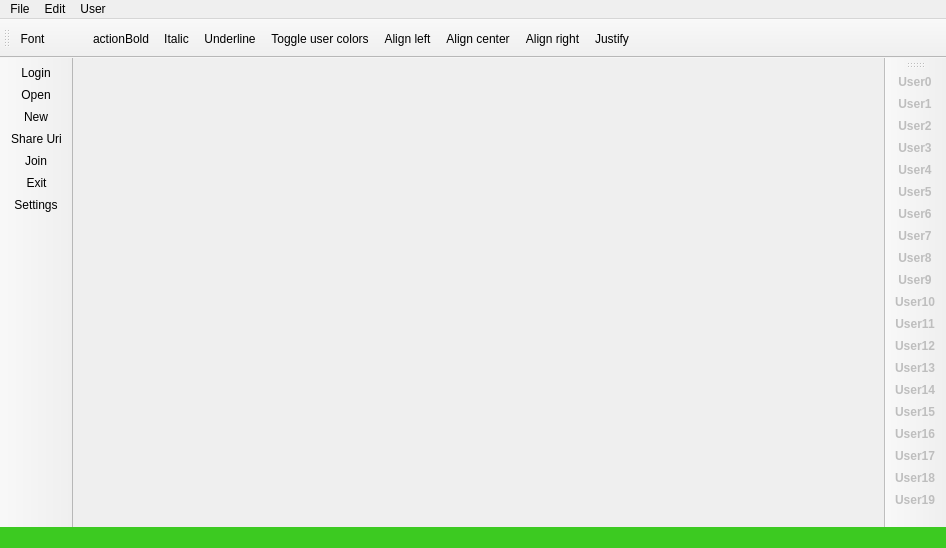
Qt form client/MainWindow.ui (anphetamina/CoText) before a commit.
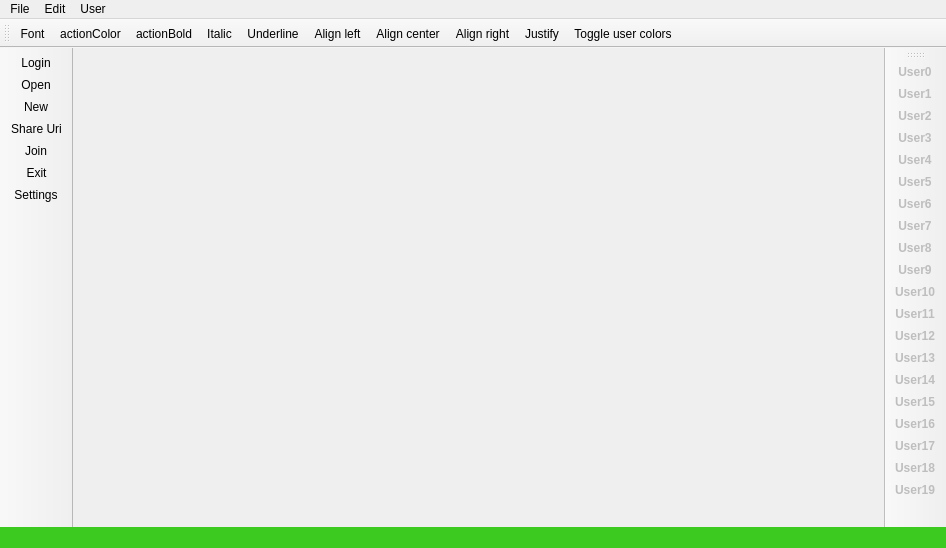
The same form after that commit. Icons and pictures are not drawn.

Commit message: Rich text icons fixes

```diff
--- a/client/MainWindow.ui
+++ b/client/MainWindow.ui
@@ -196,11 +196,11 @@
    <addaction name="actionBold"/>
    <addaction name="actionItalic"/>
    <addaction name="actionUnderline"/>
-   <addaction name="actionToggle_user_colors"/>
    <addaction name="actionAlign_left"/>
    <addaction name="actionAlign_center"/>
    <addaction name="actionAlign_right"/>
    <addaction name="actionJustify"/>
+   <addaction name="actionToggle_user_colors"/>
   </widget>
   <widget class="QToolBar" name="rightToolBar">
    <property name="windowTitle">
@@ -530,7 +530,13 @@
      <normaloff>:/imgs/icons/noun_color_3170276.svg</normaloff>:/imgs/icons/noun_color_3170276.svg</iconset>
    </property>
    <property name="text">
-    <string/>
+    <string>actionColor</string>
+   </property>
+   <property name="iconText">
+    <string>actionColor</string>
+   </property>
+   <property name="toolTip">
+    <string>Pick a color</string>
    </property>
   </action>
   <action name="actionToggle_user_colors">
```
Left out of the diff: 10 changed lines with no effect on the pictures. The commit also changes 11 other files.
